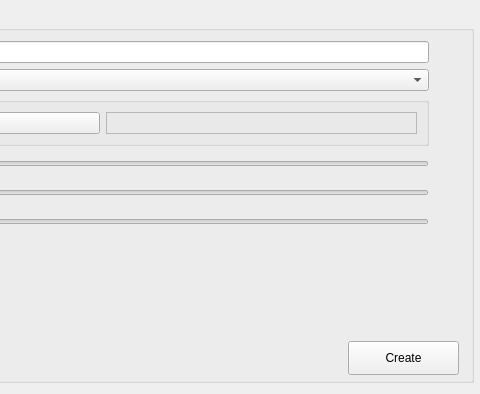
Before: the Qt Designer form Applications/MainApplication_BE/Gui/ui/LightCreator.ui in SylvainDeker/Radium-Engine, drawn with Qt 5; both pictures show x 313 to 793 and y 0 to 394 of the 793 by 394 pixel window.
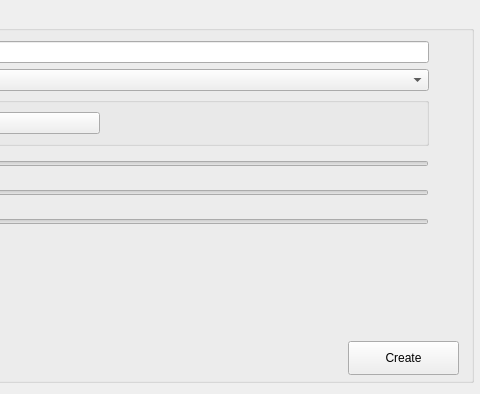
After: the same form once the commit is applied.

Commit message: Gui Light Creator : Select color is made

What changed in the file:
```diff
--- a/Applications/MainApplication_BE/Gui/ui/LightCreator.ui
+++ b/Applications/MainApplication_BE/Gui/ui/LightCreator.ui
@@ -116,12 +116,6 @@
               <height>0</height>
              </size>
             </property>
-            <property name="frameShape">
-             <enum>QFrame::StyledPanel</enum>
-            </property>
-            <property name="frameShadow">
-             <enum>QFrame::Raised</enum>
-            </property>
            </widget>
           </item>
          </layout>
```
The commit also changes 2 other files.
